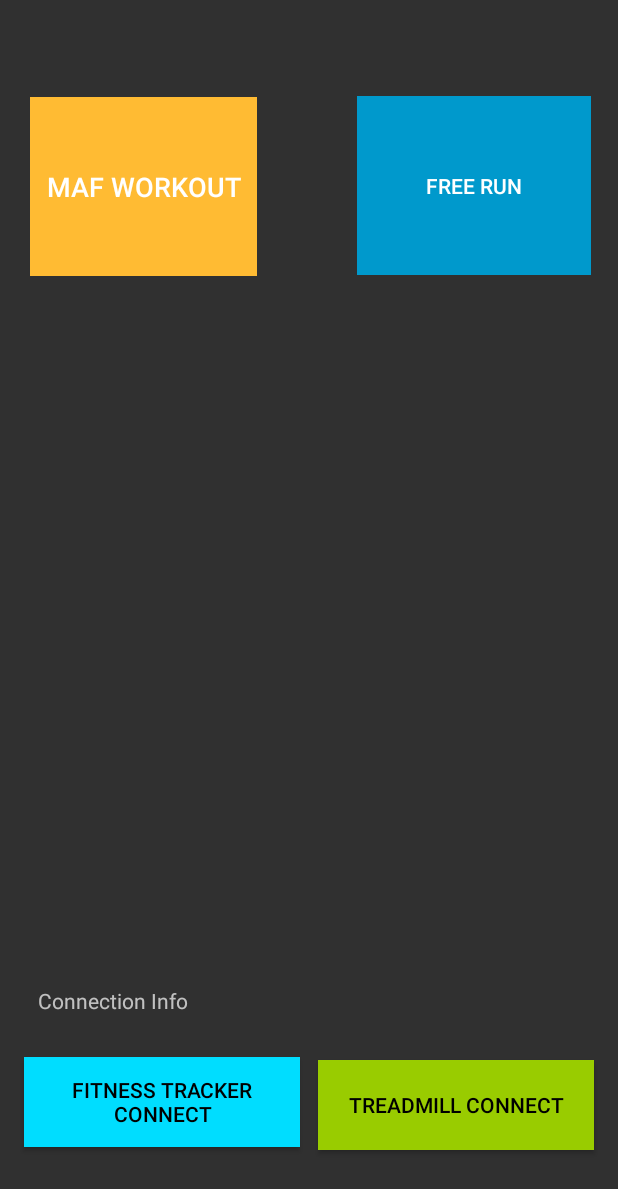
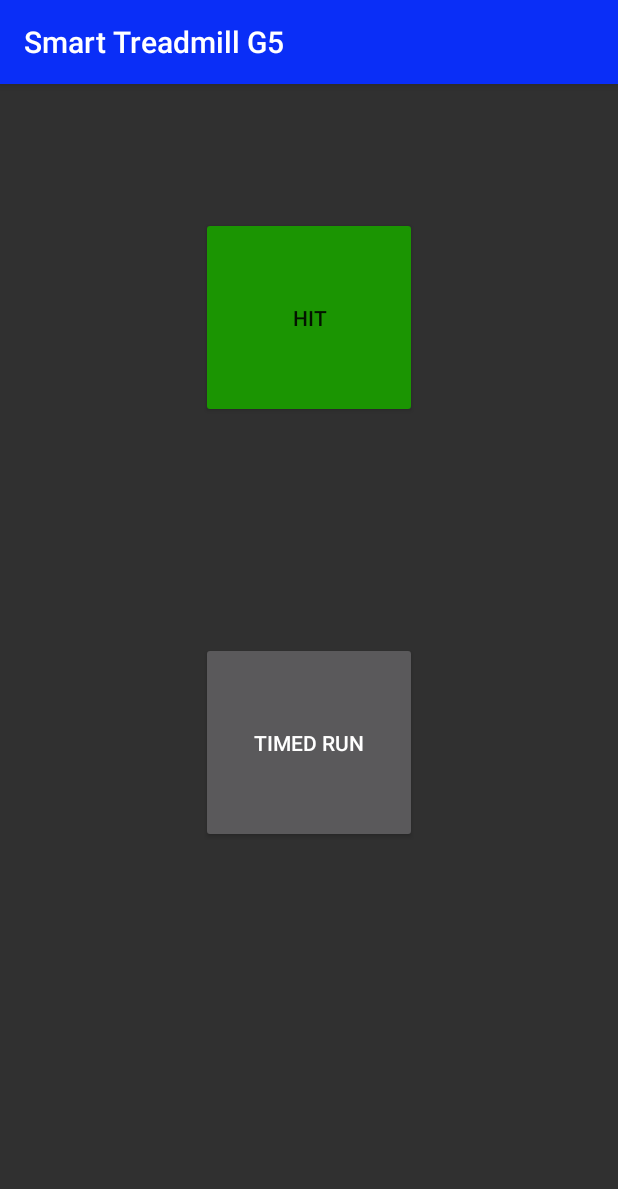
Before and after one commit to Castuh/MyApplication2, an Android app: the screen it shows after launch (SeniorProject before the commit, FreeRun after it), after a tap on "FREE RUN", on a phone screen of 412 x 824 dp. Shown: the top 1189 px of the screen. Run offline under Robolectric (Android 15) with nearby library versions, the phone set to English and light mode, and no system bars.

Commit message:
Updated sending times of MAF

```diff
--- a/app/src/main/AndroidManifest.xml
+++ b/app/src/main/AndroidManifest.xml
@@ -33,6 +33,7 @@
         </activity>
         <activity android:name=".MafActivity" />
         <activity android:name=".Maf_Final" />
+        <activity android:name=".FreeRun"/>
 
         <service
             android:name=".BluetoothTestService"
--- a/app/src/main/java/com/example/surfacejosh/myapplication/FreeRun.java
+++ b/app/src/main/java/com/example/surfacejosh/myapplication/FreeRun.java
@@ -19,7 +19,7 @@ public class FreeRun extends AppCompatActivity {
 
     public void OpenLD_Final(){
 
-        Intent intent = new Intent(FreeRun.this, LD_Final.class);
+    Intent intent = new Intent( this, LD_Final.class);
         startActivity(intent);
     }
 
--- a/app/src/main/java/com/example/surfacejosh/myapplication/Maf_Final.java
+++ b/app/src/main/java/com/example/surfacejosh/myapplication/Maf_Final.java
@@ -294,7 +294,7 @@ public class Maf_Final extends AppCompatActivity {
                                         hrignore = true;
                                     }
 
-                                    if (MAF_Switch.isChecked() == true && seconds%3 == 0 && Mafworkoutstate == 0 && hrignore == true) {
+                                    if (MAF_Switch.isChecked() == true && seconds%2 == 0 && Mafworkoutstate == 0 && hrignore == true) {
                                         bts.writeSpeedCharacteristic("0");
                                         WORKOUT_START.setText("Waiting for HR");
 
@@ -376,7 +376,7 @@ public class Maf_Final extends AppCompatActivity {
                                             hrignore = true;
                                         }
 
-                                        if (MAF_Switch.isChecked() == true && seconds%3 == 0 && Mafworkoutstate == 1 && hrignore == true) {
+                                        if (MAF_Switch.isChecked() == true && seconds%2 == 0 && Mafworkoutstate == 1 && hrignore == true) {
                                             bts.writeSpeedCharacteristic("0");
                                             WORKOUT_START.setText("Waiting for HR");
 
@@ -455,7 +455,7 @@ public class Maf_Final extends AppCompatActivity {
                                                 hrignore = true;
                                             }
 
-                                            if (MAF_Switch.isChecked() == true && seconds%3 == 0 && Mafworkoutstate == 2 && hrignore == true) {
+                                            if (MAF_Switch.isChecked() == true && seconds%2 == 0 && Mafworkoutstate == 2 && hrignore == true) {
                                                 bts.writeSpeedCharacteristic("0");
                                                 WORKOUT_START.setText("Waiting for HR");
 
--- a/app/src/main/java/com/example/surfacejosh/myapplication/SeniorProject.java
+++ b/app/src/main/java/com/example/surfacejosh/myapplication/SeniorProject.java
@@ -288,7 +288,7 @@ public class SeniorProject extends AppCompatActivity { //implements AdapterView.
     } //End of section for Android 6.0 (Marshmallow)
 
     public void OpenMafActivity() {
-        Intent intent = new Intent(this, MafActivity.class);
+        Intent intent = new Intent( this, MafActivity.class);
         startActivity(intent);
     }
     public void OpenFRActivity() {
--- a/app/src/main/res/layout/freerun.xml
+++ b/app/src/main/res/layout/freerun.xml
@@ -11,7 +11,9 @@
         android:layout_height="134dp"
         android:layout_marginTop="38dp"
         android:layout_marginBottom="189dp"
+        android:shadowColor="@color/colorPrimary"
         android:text="Timed Run"
+        android:textColorLink="@color/colorPrimary"
         app:layout_constraintBottom_toBottomOf="parent"
         app:layout_constraintEnd_toEndOf="parent"
         app:layout_constraintStart_toStartOf="parent"
@@ -19,6 +21,7 @@
 
     <Button
         android:id="@+id/HIT"
+        style="@style/Widget.AppCompat.Button.Colored"
         android:layout_width="144dp"
         android:layout_height="134dp"
         android:layout_marginTop="16dp"
--- a/app/src/main/res/values/colors.xml
+++ b/app/src/main/res/values/colors.xml
@@ -1,6 +1,6 @@
 <?xml version="1.0" encoding="utf-8"?>
 <resources>
-    <color name="colorPrimary">#3F51B5</color>
+    <color name="colorPrimary">#0a2ef7</color>
     <color name="colorPrimaryDark">#303f9f</color>
     <color name="colorAccent">#1b9502</color>
 </resources>
```
